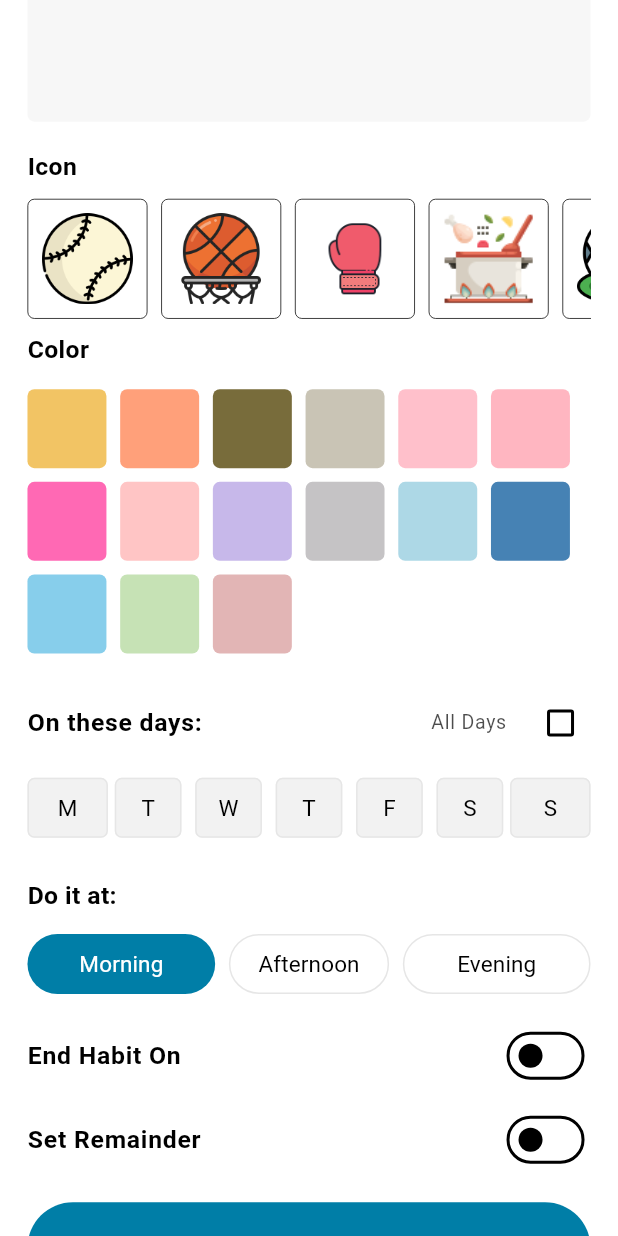
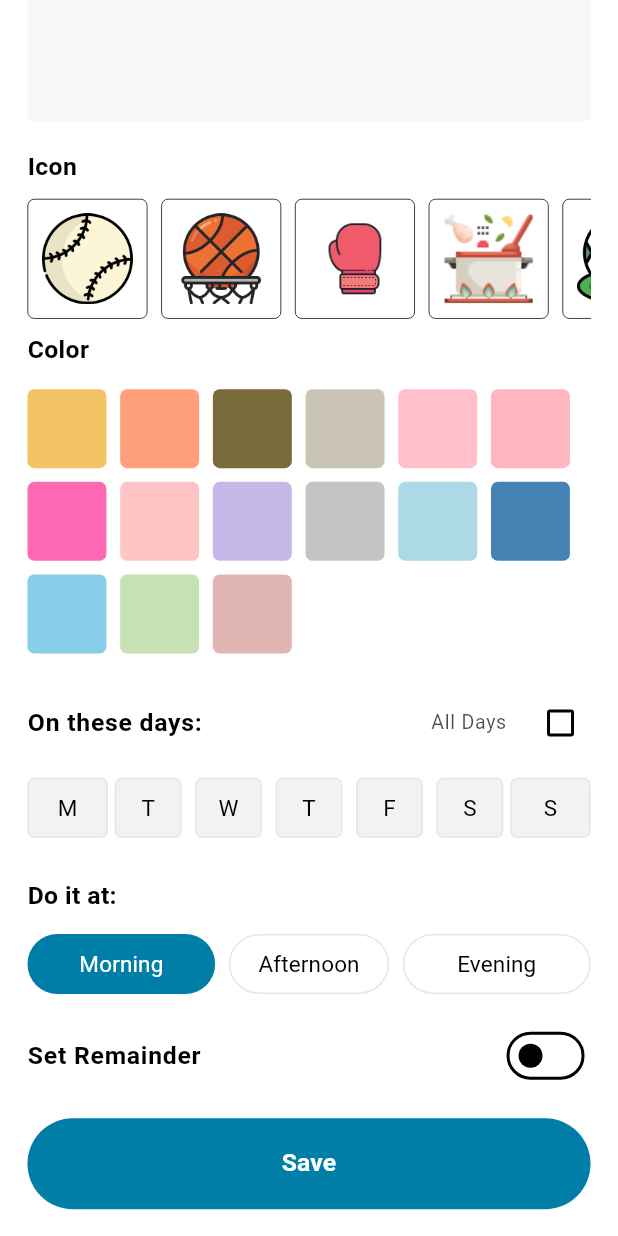
Before and after one commit to Abdullahkhidr/habit-tracker, a Flutter app: the HabitEditorView screen opened directly, scrolled down 287 dp, on a phone screen of 412 x 824 dp. Run offline on Flutter 3.47's test engine with Material 3 defaults, Android fonts, the phone set to English and light mode, and no system bars; drawn by our look-alikes of toastification; our stand-ins replace awesome_notifications, bloc, dartz, equatable, flutter_bloc, flutter_screenutil and 9 more; accounts and stored records are empty; Roboto replaces fonts that are missing (Cairo).

Commit message:
remove due time in habit editor

```diff
--- a/lib/features/habit_editor/presentation/view/widgets/habit_editor_view_body.dart
+++ b/lib/features/habit_editor/presentation/view/widgets/habit_editor_view_body.dart
@@ -10,7 +10,6 @@ import 'package:habit_tracker/features/habit_editor/domain/entities/habit_entity
 import 'package:habit_tracker/features/habit_editor/domain/entities/habit_type.dart';
 import 'package:habit_tracker/features/habit_editor/presentation/manager/habit_editor/habit_editor_bloc.dart';
 import 'package:habit_tracker/features/habit_editor/presentation/view/widgets/color_palette_widget.dart';
-import 'package:habit_tracker/features/habit_editor/presentation/view/widgets/date_selector_widget.dart';
 import 'package:habit_tracker/features/habit_editor/presentation/view/widgets/date_time_task_selector_widget.dart';
 import 'package:habit_tracker/features/habit_editor/presentation/view/widgets/icon_selector_widget.dart';
 import 'package:habit_tracker/features/habit_editor/presentation/view/widgets/repeat_section_widget.dart';
@@ -90,7 +89,6 @@ class _HabitEditorViewBodyState extends State<HabitEditorViewBody> {
                         const RepeatSectionWidget(),
                         Gap(kSpaceLarge),
                         const TimeOfDaySelectorWidget(),
-                        const DueDateSelectorWidget(),
                         const TimeSelectorWidget(),
                       ],
                     )
```
